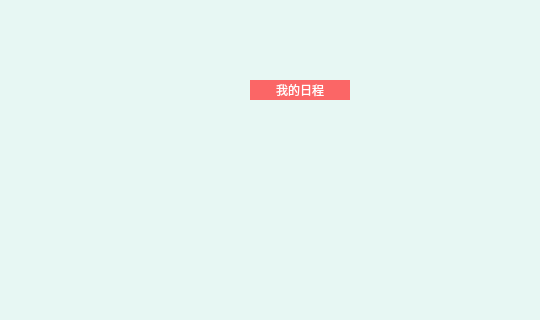
First picture: the form in src/Mainwindow.ui, repository jiguotong/RemindMe, before the edit; both pictures show x 0 to 540 and y 0 to 320 of the 1200 by 800 pixel window.
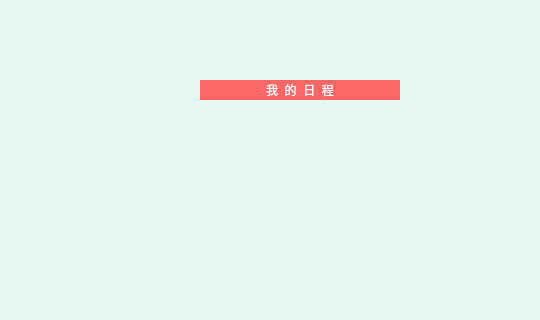
Second picture: the form after the edit. Icons and pictures are not drawn.

Diff of the .ui file:
```diff
--- a/src/Mainwindow.ui
+++ b/src/Mainwindow.ui
@@ -42,9 +42,9 @@
    <widget class="QLabel" name="label">
     <property name="geometry">
      <rect>
-      <x>250</x>
+      <x>200</x>
       <y>80</y>
-      <width>100</width>
+      <width>200</width>
       <height>20</height>
      </rect>
     </property>
@@ -57,7 +57,7 @@
 </string>
     </property>
     <property name="text">
-     <string>我的日程</string>
+     <string>我  的  日  程</string>
     </property>
     <property name="alignment">
      <set>Qt::AlignCenter</set>
```
Left out of the diff: 23 changed lines with no effect on the pictures.
